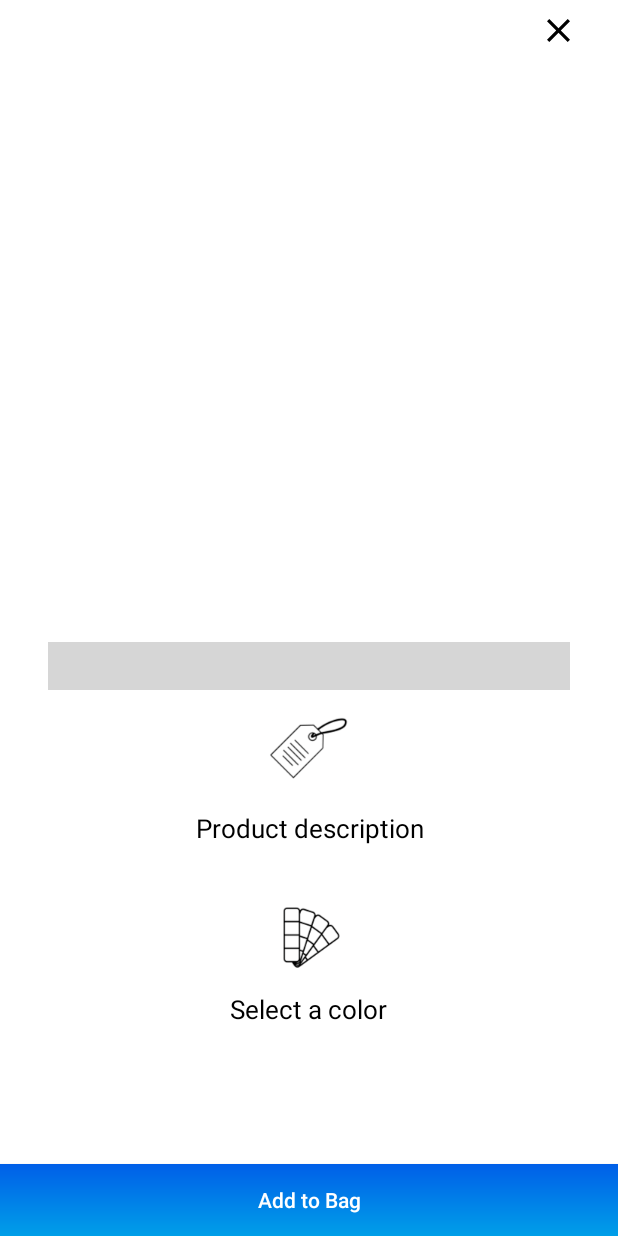
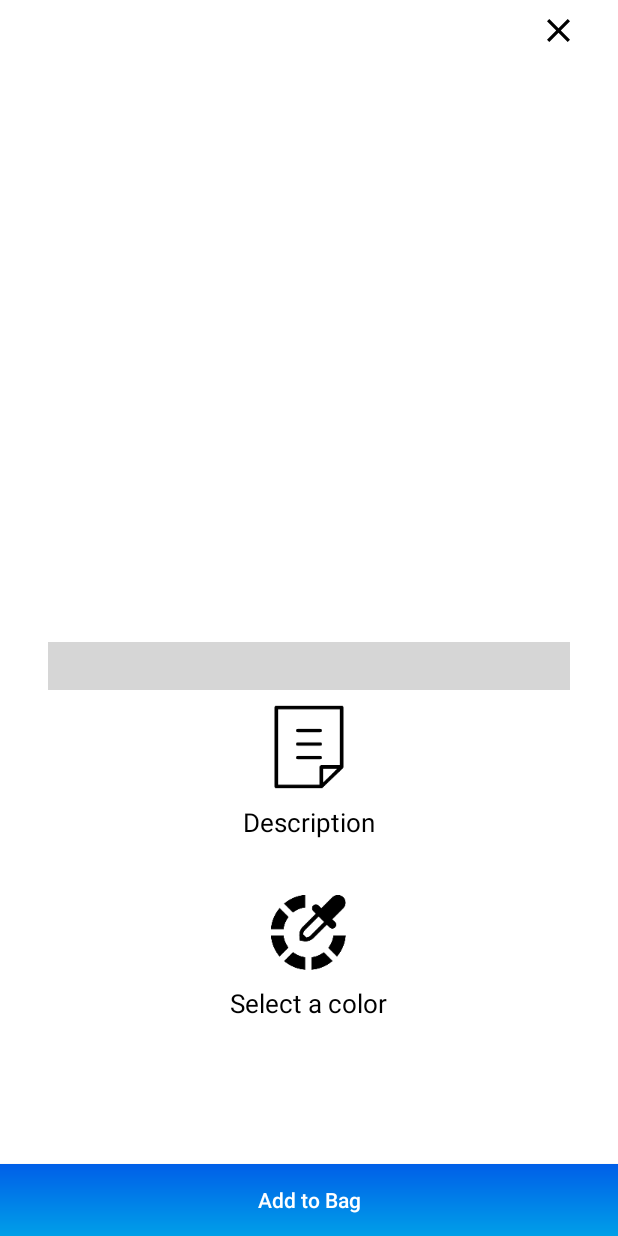
Before and after one commit to Niks0707/MySampleApp, an Android app: the fragment ProductPageFragment placed in its activity, on a phone screen of 412 x 824 dp. Run offline under Robolectric (Android 15) with nearby library versions, the phone set to English and light mode, and no system bars; our stand-ins replace Picasso; libraries missing offline, so code that uses them is left out: com.vdurmont.emoji, jp.wasabeef.picasso; plain views replace CirclePageIndicator, EmojiTextView; pictures from the network do not load; 2 statements that could not run were skipped; grey boxes are pictures that could not be loaded.

Commit message:
Update product request

```diff
--- a/app/src/main/res/values/strings.xml
+++ b/app/src/main/res/values/strings.xml
@@ -3,7 +3,7 @@
 
     //Product page
     <string name="select_color">Select a color</string>
-    <string name="product_description">Product description</string>
+    <string name="product_description">Description</string>
     <string name="add_to_bag">Add to Bag</string>
     <string name="price">$%.2f</string>
     <string name="default_error_text">Something went wrong.</string>
```
Also changed, not shown: app/src/main/res/drawable-xxxhdpi/ic_colors.png, app/src/main/res/drawable-xxxhdpi/ic_description.png.
